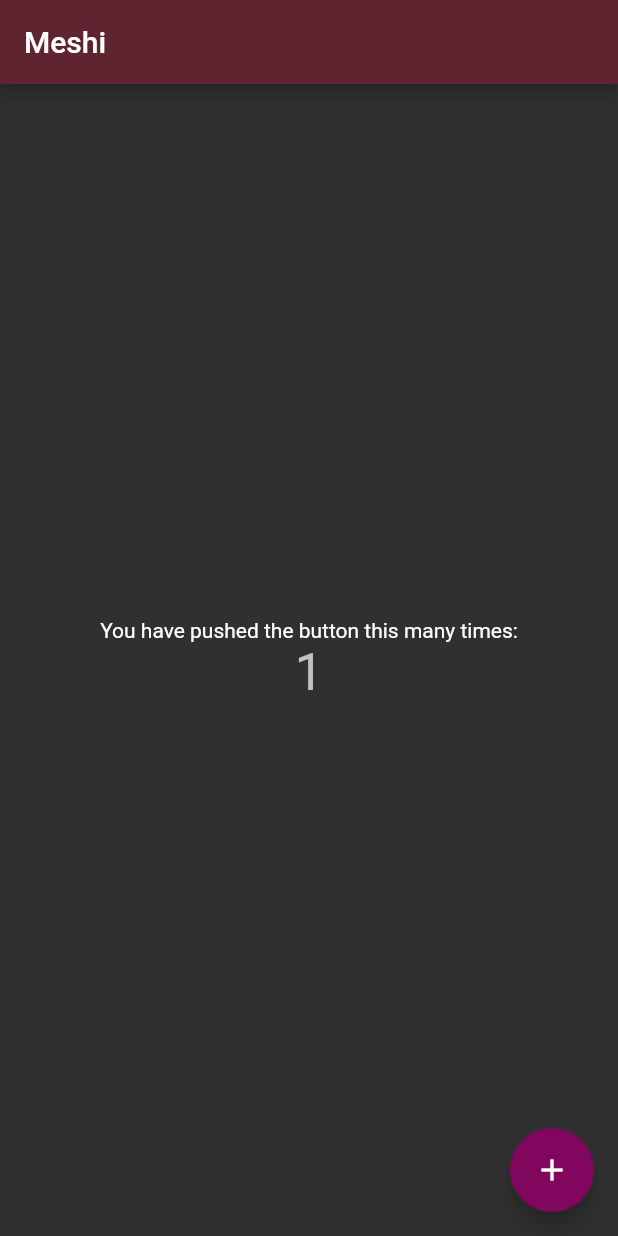
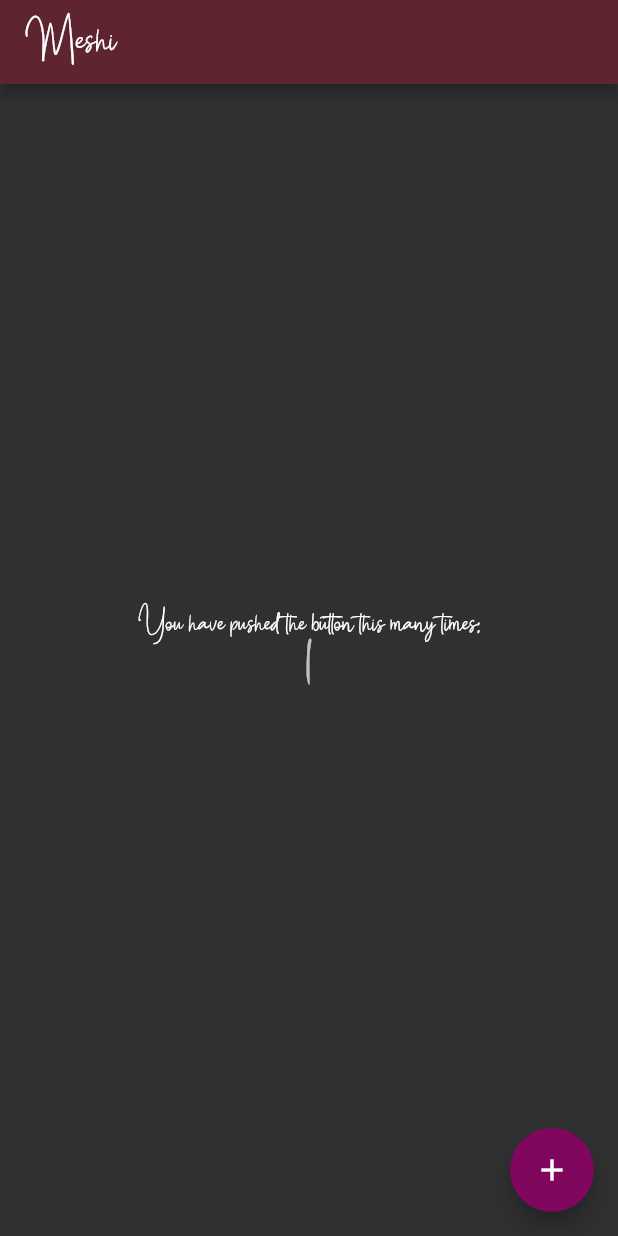
Before and after one commit to diegoalvis/meshi, a Flutter app: the screen it shows after launch, after a tap on the "add" icon, on a phone screen of 412 x 824 dp. Run offline on Flutter 3.47's test engine with Material 2 defaults, Android fonts, the phone set to English and light mode, and no system bars.

Commit message:
Set project structure and define fonts and logo res

```diff
--- a/lib/main.dart
+++ b/lib/main.dart
@@ -1,14 +1,16 @@
 import 'package:flutter/material.dart';
 
-void main() => runApp(new MyApp());
+void main() {
+  runApp(new App());
+}
 
-class MyApp extends StatelessWidget {
-  // This widget is the root of your application.
+class App extends StatelessWidget {
   @override
   Widget build(BuildContext context) {
     return new MaterialApp(
-      title: 'Flutter Demo',
+      title: 'Meshi',
       theme: new ThemeData(
+        fontFamily: "BettyLavea",
         primaryColor: Color(0xFF5E2531),
         primaryColorDark: Color(0xFF4B1822),
         primaryColorLight: Color(0xFF672836),
```
Also changed, not shown: lib/ui/splash.dart (added, +10 -0 lines), pubspec.yaml (+26 -31 lines), res/fonts/BettyLavea.ttf (added), res/fonts/Poppins-Black.ttf (added), res/fonts/Poppins-Bold.ttf (added), res/fonts/Poppins-Italic.ttf (added), res/fonts/Poppins-Light.ttf (added), res/fonts/Poppins-Regular.ttf (added), res/fonts/Poppins-Thin.ttf (added), res/icons/hearth_break_icon.png (added), res/icons/hearth_icon.png (added), res/icons/logo.png (added), 2 other files.
